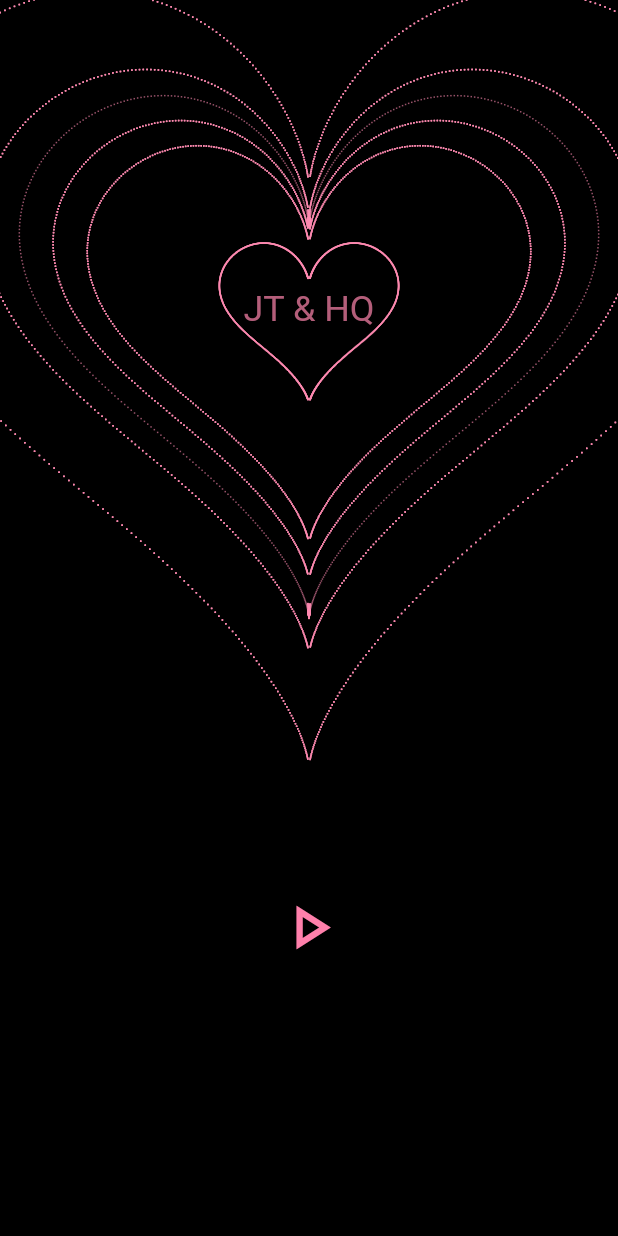
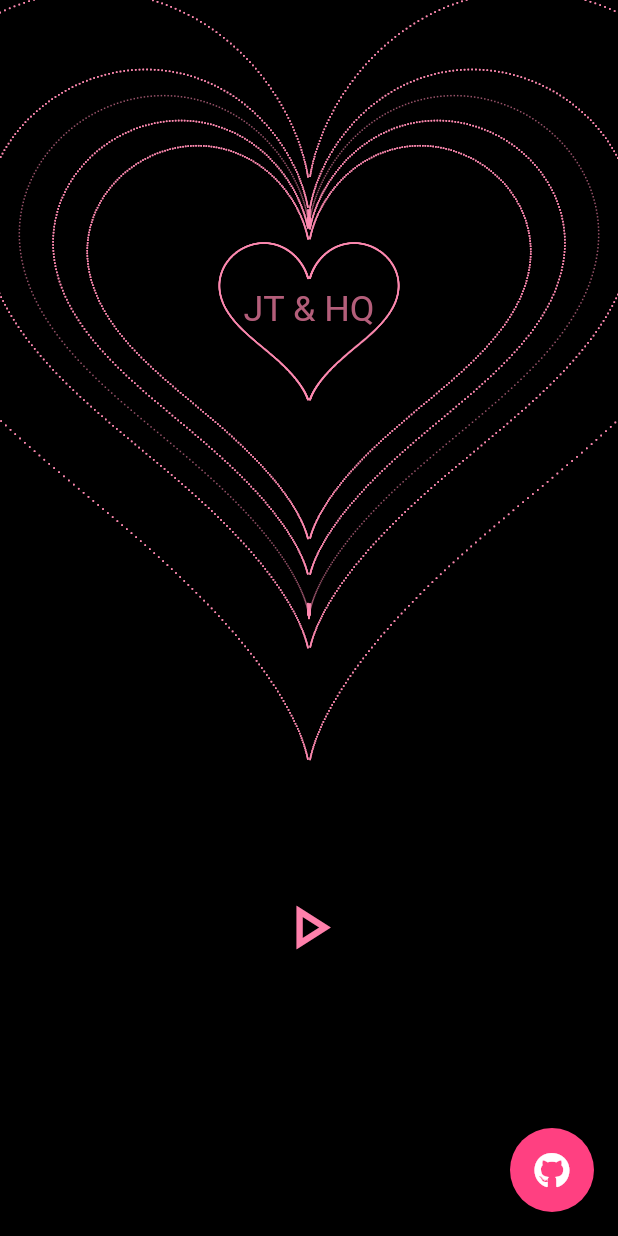
Before and after one commit to Kingtous/love_music_dancer, a Flutter app: the screen it shows after launch, on a phone screen of 412 x 824 dp. Run offline on Flutter 3.47's test engine with Material 2 defaults, Android fonts, the phone set to English and light mode, and no system bars; our stand-ins replace animate_do, audioplayers, font_awesome_flutter; missing offline and left inert: duration.

Commit message:
feat: add source link

```diff
--- a/lib/main.dart
+++ b/lib/main.dart
@@ -1,6 +1,9 @@
 import 'package:flutter/material.dart';
+import 'package:font_awesome_flutter/font_awesome_flutter.dart';
 import 'package:love_symbol_demo/love.dart';
 import 'package:love_symbol_demo/player.dart';
+import 'package:url_launcher/url_launcher.dart';
+import 'package:url_launcher/url_launcher_string.dart';
 
 void main() {
   runApp(const MyApp());
@@ -80,6 +83,12 @@ class _MyHomePageState extends State<MyHomePage> {
           Expanded(child: AudioPlayerPage())
         ],
       ), // This trailing comma makes auto-formatting nicer for build methods.
+      floatingActionButton: FloatingActionButton(
+        backgroundColor: Colors.pinkAccent,
+        child: const Icon(FontAwesomeIcons.github),
+        onPressed: () {
+          launchUrlString("https://github.com/Kingtous/love_music_dancer");
+      },),
     );
   }
 }
--- a/pubspec.yaml
+++ b/pubspec.yaml
@@ -37,6 +37,8 @@ dependencies:
   audioplayers: ^1.1.1
   duration: ^3.0.12
   animate_do: ^3.0.2
+  url_launcher: ^6.1.6
+  font_awesome_flutter: ^10.2.1
 
 dev_dependencies:
   flutter_test:
```
Also changed, not shown: pubspec.lock, 5 other files.
